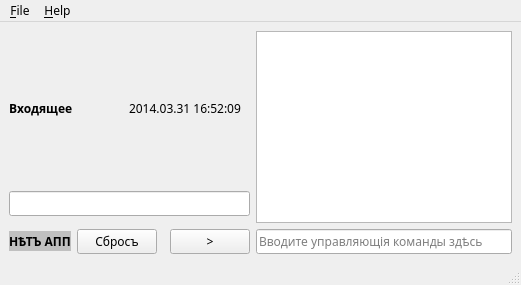
jolaf/morse-telegraph, file MorseControl.ui: the form before one commit.
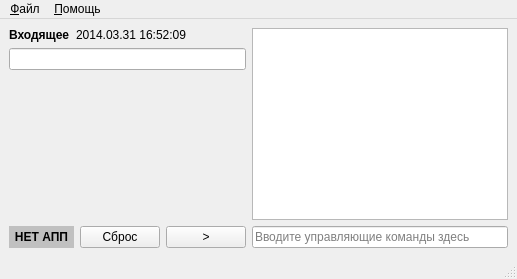
The form after the commit. Custom widgets are drawn as their Qt base class.

Commit message: Still non-functional draft of GUI application

Diff of the .ui file:
```diff
--- a/MorseControl.ui
+++ b/MorseControl.ui
@@ -2,13 +2,6 @@
 <ui version="4.0">
  <class>MainWindow</class>
  <widget class="QMainWindow" name="MainWindow">
-  <property name="font">
-   <font>
-    <family>Old Standard TT</family>
-    <weight>50</weight>
-    <bold>false</bold>
-   </font>
-  </property>
   <property name="windowTitle">
    <string>Автоматическій телеграфъ Морзе</string>
   </property>
@@ -17,7 +10,7 @@
     <item row="1" column="1">
      <widget class="ConsoleEdit" name="consoleEdit">
       <property name="placeholderText">
-       <string>Вводите управляющія команды здѣсь</string>
+       <string>Вводите управляющие команды здесь</string>
       </property>
      </widget>
     </item>
@@ -25,16 +18,10 @@
      <layout class="QHBoxLayout" name="controlLayout">
       <item>
        <widget class="PortLabel" name="portLabel">
-        <property name="sizePolicy">
-         <sizepolicy hsizetype="Preferred" vsizetype="Maximum">
-          <horstretch>0</horstretch>
-          <verstretch>0</verstretch>
-         </sizepolicy>
-        </property>
         <property name="minimumSize">
          <size>
-          <width>0</width>
-          <height>20</height>
+          <width>65</width>
+          <height>0</height>
          </size>
         </property>
         <property name="font">
@@ -50,7 +37,7 @@
          <string notr="true">background: rgb(192,192,192)</string>
         </property>
         <property name="text">
-         <string>НѢТЪ АПП</string>
+         <string>НЕТ АПП</string>
         </property>
         <property name="alignment">
          <set>Qt::AlignCenter</set>
@@ -63,7 +50,7 @@
          <string>Reset connection</string>
         </property>
         <property name="text">
-         <string>Сбросъ</string>
+         <string>Сброс</string>
         </property>
        </widget>
       </item>
@@ -72,10 +59,19 @@
         <property name="orientation">
          <enum>Qt::Horizontal</enum>
         </property>
+        <property name="sizeHint" stdset="0">
+         <size>
+          <width>0</width>
+          <height>0</height>
+         </size>
+        </property>
        </spacer>
       </item>
       <item>
-       <widget class="QPushButton" name="pushButton">
+       <widget class="ConsoleControlButton" name="consoleControlButton">
+        <property name="statusTip">
+         <string>Закрыть консоль управления</string>
+        </property>
         <property name="text">
          <string>&gt;</string>
         </property>
@@ -181,7 +177,6 @@
               <widget class="QLabel" name="messageTypeLabel">
                <property name="font">
                 <font>
-                 <family>Old Standard TT</family>
                  <weight>75</weight>
                  <bold>true</bold>
                 </font>
@@ -203,6 +198,12 @@
                <property name="orientation">
                 <enum>Qt::Horizontal</enum>
                </property>
+               <property name="sizeHint" stdset="0">
+                <size>
+                 <width>0</width>
+                 <height>0</height>
+                </size>
+               </property>
               </spacer>
              </item>
             </layout>
@@ -222,6 +223,12 @@
           <property name="orientation">
            <enum>Qt::Vertical</enum>
           </property>
+          <property name="sizeHint" stdset="0">
+           <size>
+            <width>0</width>
+            <height>0</height>
+           </size>
+          </property>
          </spacer>
         </item>
        </layout>
@@ -233,7 +240,7 @@
   <widget class="QMenuBar" name="menuBar">
    <widget class="QMenu" name="fileMenu">
     <property name="title">
-     <string>&amp;File</string>
+     <string>&amp;Файл</string>
     </property>
     <addaction name="newAction"/>
     <addaction name="openAction"/>
@@ -246,7 +253,7 @@
    </widget>
    <widget class="QMenu" name="helpMenu">
     <property name="title">
-     <string>&amp;Help</string>
+     <string>&amp;Помощь</string>
     </property>
     <addaction name="aboutAction"/>
     <addaction name="aboutQtAction"/>
@@ -365,6 +372,11 @@
    <header>MorseControl</header>
    <container>1</container>
   </customwidget>
+  <customwidget>
+   <class>ConsoleControlButton</class>
+   <extends>QPushButton</extends>
+   <header>MorseWidgets</header>
+  </customwidget>
  </customwidgets>
  <resources/>
  <connections>
```
Left out of the diff: 95 changed lines with no effect on the pictures. The commit also changes 5 other files.
